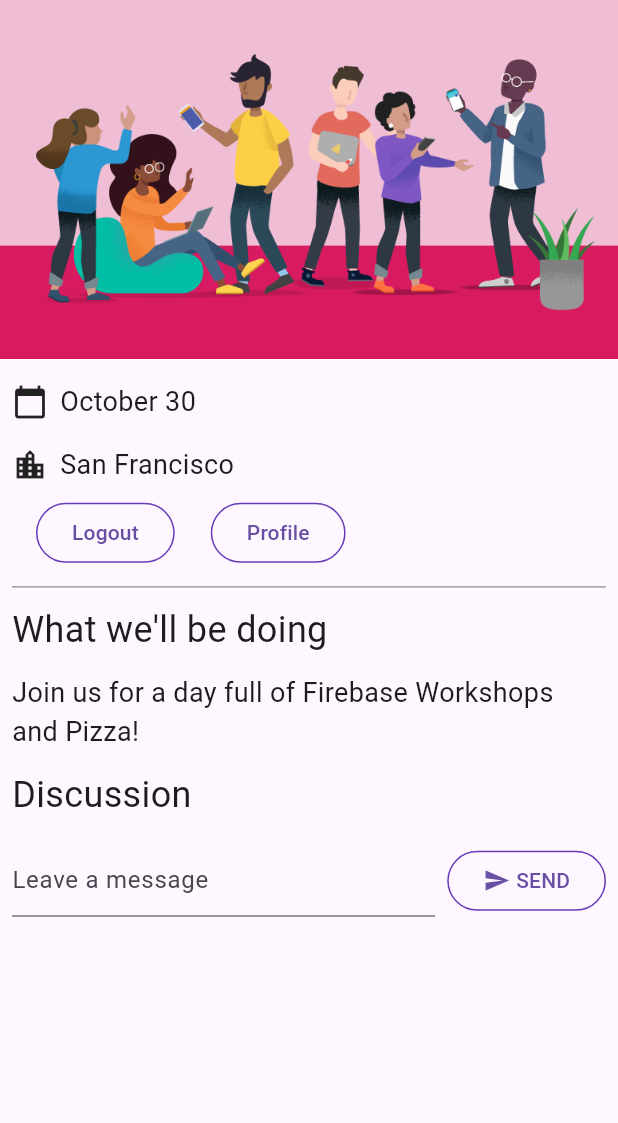
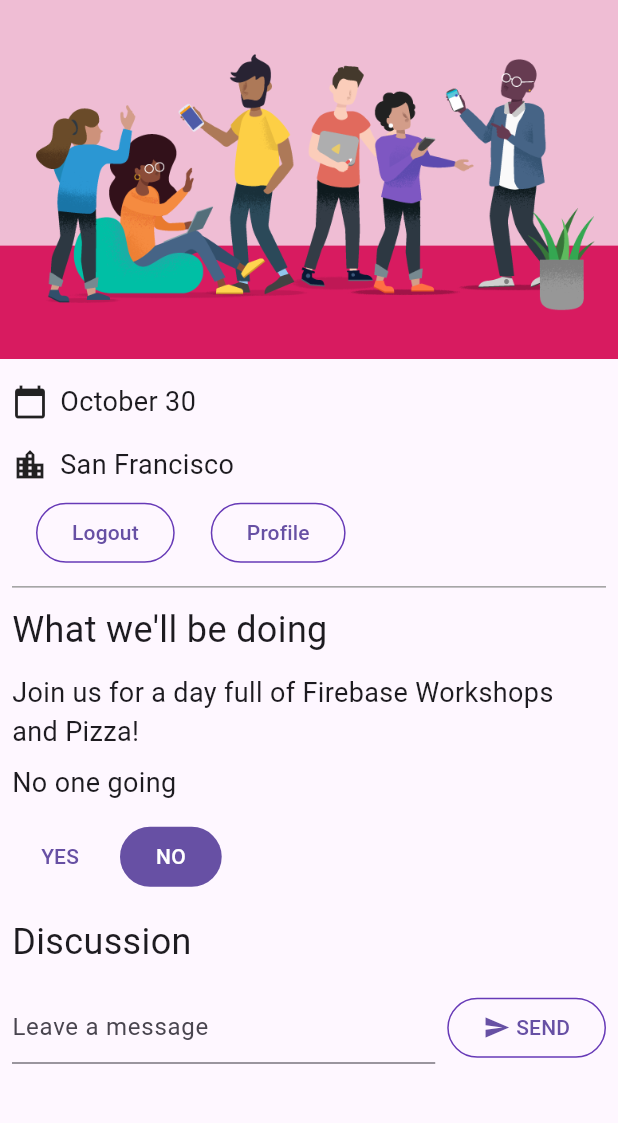
Before and after one commit to SadieLewis/firebase_demo1, a Flutter app: the screen it shows once a user with an empty profile is signed in, on a phone screen of 412 x 824 dp, the part 84-1207 px from its top. Run offline on Flutter 3.47's test engine with Material 3 defaults, Android fonts, the phone set to English and light mode, and no system bars; our stand-ins replace cloud_firestore, firebase_auth, firebase_core, go_router, google_fonts; missing offline and left inert: firebase_ui_auth; accounts and stored records are empty.

Commit message:
Updated Library, Step 9 finished

```diff
--- a/lib/home_page.dart
+++ b/lib/home_page.dart
@@ -2,17 +2,18 @@
 // Use of this source code is governed by a BSD-style license that can be
 // found in the LICENSE file.
 
-import 'package:firebase_auth/firebase_auth.dart' // new
+import 'package:firebase_auth/firebase_auth.dart' //new
     hide
         EmailAuthProvider,
-        PhoneAuthProvider; // new
-import 'package:flutter/material.dart'; // new
+        PhoneAuthProvider;
+import 'package:flutter/material.dart';
 import 'package:gtk_flutter/guest_book.dart';
-import 'package:provider/provider.dart'; // new
+import 'package:gtk_flutter/yes_no_selection.dart';
+import 'package:provider/provider.dart';
 
-import 'app_state.dart'; // new
-// new
-import 'src/authentication.dart'; // new
+import 'app_state.dart';
+
+import 'src/authentication.dart';
 import 'src/widgets.dart';
 
 class HomePage extends StatelessWidget {
@@ -54,7 +55,16 @@
             builder: (context, appState, _) => Column(
               crossAxisAlignment: CrossAxisAlignment.start,
               children: [
+                switch (appState.attendees) {
+                  1 => const Paragraph('1 person going'),
+                  >= 2 => Paragraph('${appState.attendees} people going'),
+                  _ => const Paragraph('No one going'),
+                },
                 if (appState.loggedIn) ...[
+                  YesNoSelection(
+                    state: appState.attending,
+                    onSelection: (attending) => appState.attending = attending,
+                  ),
                   const Header('Discussion'),
                   GuestBook(
                     addMessage: (message) =>
--- /dev/null
+++ b/lib/yes_no_selection.dart
@@ -0,0 +1,68 @@
+import 'package:flutter/material.dart';
+
+import 'app_state.dart';
+import 'src/widgets.dart';
+
+class YesNoSelection extends StatelessWidget {
+  const YesNoSelection(
+      {super.key, required this.state, required this.onSelection});
+  final Attending state;
+  final void Function(Attending selection) onSelection;
+
+  @override
+  Widget build(BuildContext context) {
+    switch (state) {
+      case Attending.yes:
+        return Padding(
+          padding: const EdgeInsets.all(8.0),
+          child: Row(
+            children: [
+              FilledButton(
+                onPressed: () => onSelection(Attending.yes),
+                child: const Text('YES'),
+              ),
+              const SizedBox(width: 8),
+              TextButton(
+                onPressed: () => onSelection(Attending.no),
+                child: const Text('NO'),
+              ),
+            ],
+          ),
+        );
+      case Attending.no:
+        return Padding(
+          padding: const EdgeInsets.all(8.0),
+          child: Row(
+            children: [
+              TextButton(
+                onPressed: () => onSelection(Attending.yes),
+                child: const Text('YES'),
+              ),
+              const SizedBox(width: 8),
+              FilledButton(
+                onPressed: () => onSelection(Attending.no),
+                child: const Text('NO'),
+              ),
+            ],
+          ),
+        );
+      default:
+        return Padding(
+          padding: const EdgeInsets.all(8.0),
+          child: Row(
+            children: [
+              StyledButton(
+                onPressed: () => onSelection(Attending.yes),
+                child: const Text('YES'),
+              ),
+              const SizedBox(width: 8),
+              StyledButton(
+                onPressed: () => onSelection(Attending.no),
+                child: const Text('NO'),
+              ),
+            ],
+          ),
+        );
+    }
+  }
+}
```
Also changed, not shown: lib/app_state.dart (+45 -0 lines).
